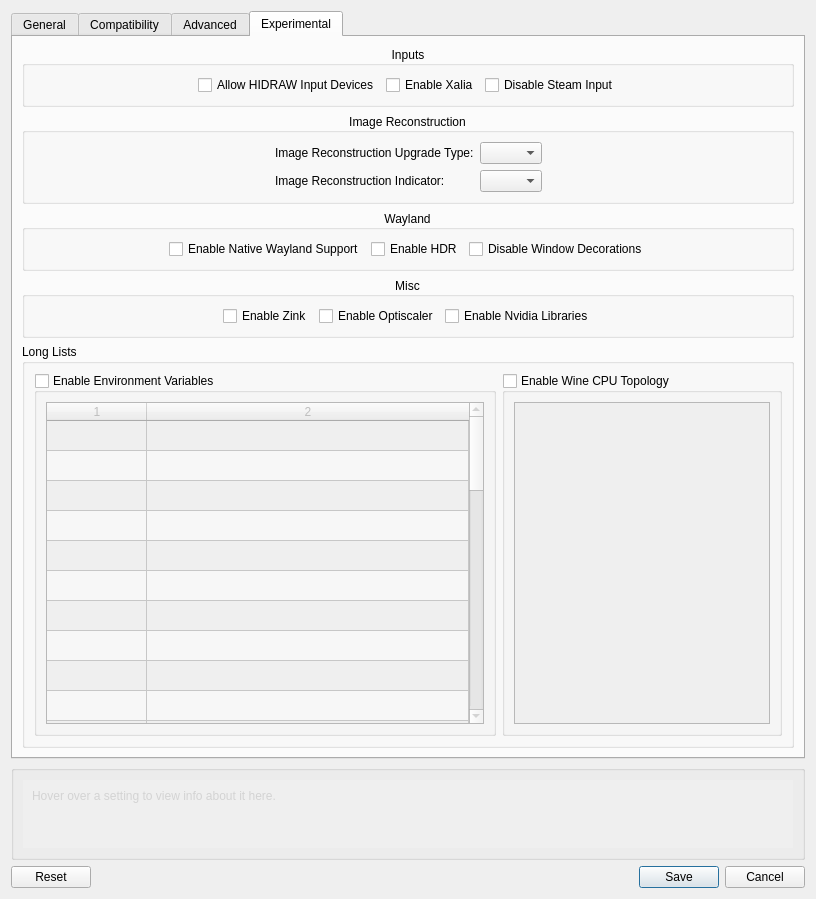
KeyesTheWah/Nero-umu, file src/neroprefixsettings.ui: the form before one commit.
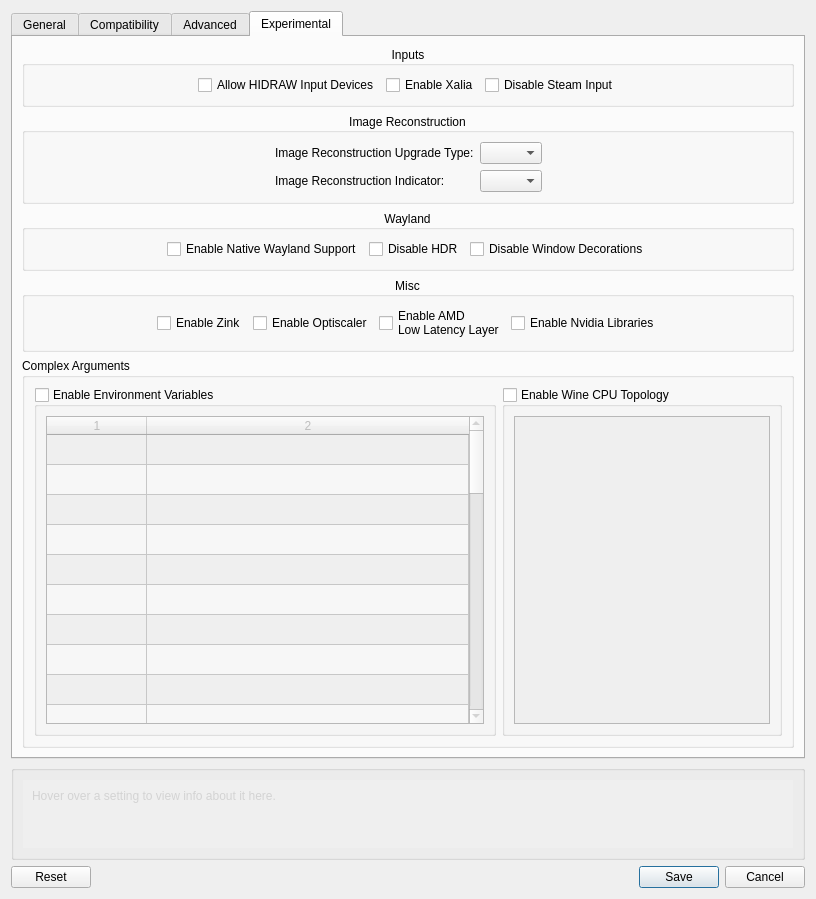
The form after the commit. The open tabs and pages were chosen to show the change. Icons and pictures are not drawn.

Commit message:
add optiscaler, low latency layer, update HDR to disable
- added Optiscaler & AMD Low Latency Layer options
- changed to disable HDR, as wayland enables HDR by default now

Diff of the .ui file:
```diff
--- a/src/neroprefixsettings.ui
+++ b/src/neroprefixsettings.ui
@@ -1846,7 +1846,7 @@
              <string>Use HDR With Experimental Wayland Backend</string>
             </property>
             <property name="text">
-             <string>Enable HDR</string>
+             <string>Disable HDR</string>
             </property>
             <property name="isFor" stdset="0">
              <string>UseHDR</string>
@@ -2045,6 +2045,19 @@
           <set>Qt::AlignmentFlag::AlignCenter</set>
          </property>
          <layout class="QGridLayout" name="gridLayout_14">
+          <item row="0" column="5">
+           <spacer name="horizontalSpacer_24">
+            <property name="orientation">
+             <enum>Qt::Orientation::Horizontal</enum>
+            </property>
+            <property name="sizeHint" stdset="0">
+             <size>
+              <width>40</width>
+              <height>20</height>
+             </size>
+            </property>
+           </spacer>
+          </item>
           <item row="0" column="0">
            <spacer name="horizontalSpacer_23">
             <property name="orientation">
@@ -2078,20 +2091,17 @@
             </property>
            </widget>
           </item>
-          <item row="0" column="4">
-           <spacer name="horizontalSpacer_24">
-            <property name="orientation">
-             <enum>Qt::Orientation::Horizontal</enum>
+          <item row="0" column="2">
+           <widget class="QCheckBox" name="toggleOptiscaler">
+            <property name="text">
+             <string>Enable Optiscaler</string>
             </property>
-            <property name="sizeHint" stdset="0">
-             <size>
-              <width>40</width>
-              <height>20</height>
-             </size>
+            <property name="isFor" stdset="0">
+             <string>UseOptiscaler</string>
             </property>
-           </spacer>
+           </widget>
           </item>
-          <item row="0" column="3">
+          <item row="0" column="4">
            <widget class="QCheckBox" name="toggleNvidiaLibs">
             <property name="whatsThis">
              <string>Enable Nvidia Library support for PhysX &amp; CUDA functionality in games. Requires CachyOS Proton.</string>
@@ -2113,10 +2123,14 @@
             </property>
            </widget>
           </item>
-          <item row="0" column="2">
-           <widget class="QCheckBox" name="checkBox">
+          <item row="0" column="3">
+           <widget class="QCheckBox" name="toggleLowLatency">
             <property name="text">
-             <string>Enable Optiscaler</string>
+             <string>Enable AMD 
+Low Latency Layer</string>
+            </property>
+            <property name="isFor" stdset="0">
+             <string>UseLowLatency</string>
             </property>
            </widget>
           </item>
@@ -2221,7 +2235,7 @@
           </sizepolicy>
          </property>
          <property name="title">
-          <string>Long Lists</string>
+          <string>Complex Arguments</string>
          </property>
          <property name="alignment">
           <set>Qt::AlignmentFlag::AlignLeading|Qt::AlignmentFlag::AlignLeft|Qt::AlignmentFlag::AlignTop</set>
```
Left out of the diff: 6 changed lines with no effect on the pictures. The commit also changes 3 other files.
